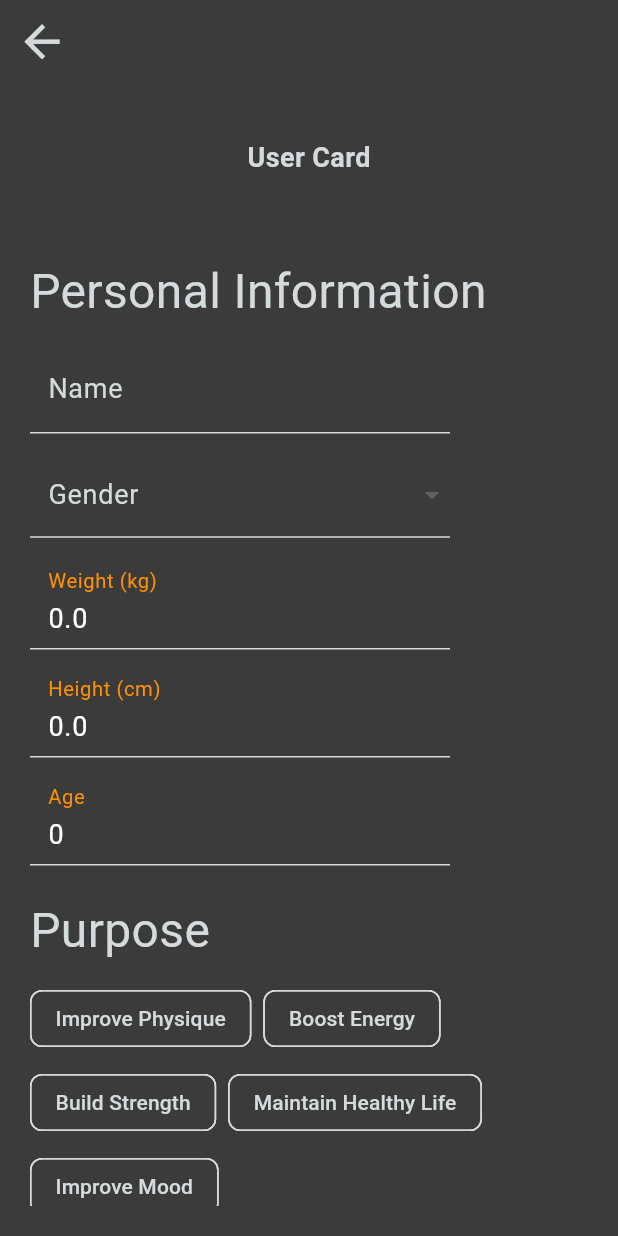
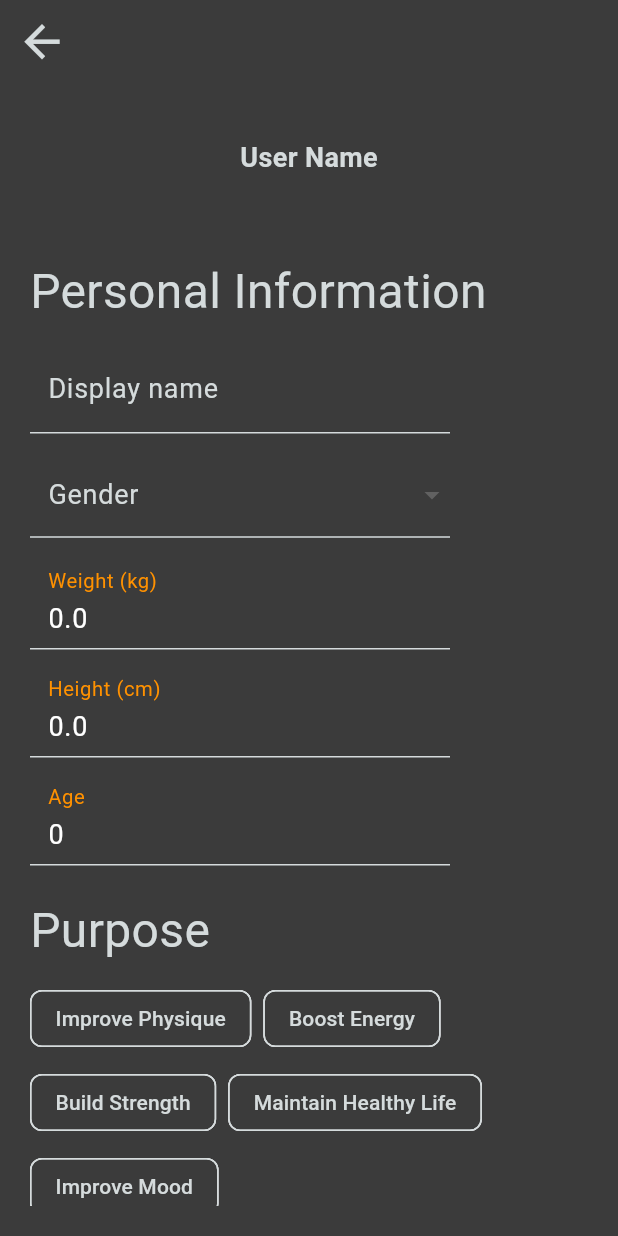
Before and after one commit to PercyChang18/csen268_project, a Flutter app: the PersonalInfoPage screen opened by its route, on a phone screen of 412 x 824 dp. Run offline on Flutter 3.47's test engine with Material 3 defaults, Android fonts, the phone set to English and light mode, and no system bars; our stand-ins replace bloc, cloud_firestore, firebase_auth, firebase_core, firebase_messaging, flutter_bloc and 4 more; missing offline and left inert: firebase_app_installations, firebase_ui_auth; accounts and stored records are empty.

Commit message:
update name const

```diff
--- a/lib/pages/personal_info_page.dart
+++ b/lib/pages/personal_info_page.dart
@@ -37,7 +37,7 @@ class _PersonalInfoPageState extends State<PersonalInfoPage> {
   ];
 
   // Text editing controllers for the form fields
-  late final TextEditingController _nameController; // ADD THIS
+  late final TextEditingController _nameController;
   late final TextEditingController _weightController;
   late final TextEditingController _heightController;
   late final TextEditingController _ageController;
@@ -73,7 +73,7 @@ class _PersonalInfoPageState extends State<PersonalInfoPage> {
       if (userDoc.exists && userDoc.data() != null) {
         setState(() {
           _userProfile = UserProfile.fromFireStore(userDoc, null);
-          _nameController.text = _userProfile.name ?? ''; // ADD THIS
+          _nameController.text = _userProfile.name ?? '';
           _weightController.text = _userProfile.weight?.toString() ?? '';
           _heightController.text = _userProfile.height?.toString() ?? '';
           _ageController.text = _userProfile.age?.toString() ?? '';
@@ -119,12 +119,11 @@ class _PersonalInfoPageState extends State<PersonalInfoPage> {
                     mainAxisAlignment: MainAxisAlignment.center,
                     children: [
                       // This Text widget can now listen to the controller for real-time updates if you want
-                      // For simplicity, we'll leave it, but the editable field below is the main focus.
                       ValueListenableBuilder<TextEditingValue>(
                         valueListenable: _nameController,
                         builder: (context, value, child) {
                           return Text(
-                            value.text.isNotEmpty ? value.text : 'User Card',
+                            value.text.isNotEmpty ? value.text : 'User Name',
                             style: const TextStyle(
                               fontSize: 18,
                               fontWeight: FontWeight.bold,
@@ -151,7 +150,7 @@ class _PersonalInfoPageState extends State<PersonalInfoPage> {
                       style: TextStyle(fontSize: 32),
                     ),
                     const SizedBox(height: 12),
-                    // START: ADD NAME TEXTFORMFIELD
+                    // Name
                     SizedBox(
                       width: 280,
                       height: 60,
@@ -160,11 +159,13 @@ class _PersonalInfoPageState extends State<PersonalInfoPage> {
                         keyboardType: TextInputType.name,
                         inputFormatters: [
                           FilteringTextInputFormatter.allow(
-                            RegExp(r'[a-zA-Z\s]'),
+                            RegExp(r'[0-9a-zA-Z\s]'),
                           ),
                         ],
                         style: const TextStyle(color: Colors.white),
-                        decoration: const InputDecoration(labelText: 'Name'),
+                        decoration: const InputDecoration(
+                          labelText: 'Display name',
+                        ),
                         validator: (value) {
                           if (value == null || value.isEmpty) {
                             return 'Please enter your name';
@@ -176,7 +177,6 @@ class _PersonalInfoPageState extends State<PersonalInfoPage> {
                         },
                       ),
                     ),
-                    // END: ADD NAME TEXTFORMFIELD
                     const SizedBox(height: 12),
                     // Gender
                     SizedBox(
--- a/lib/pages/welcome_page.dart
+++ b/lib/pages/welcome_page.dart
@@ -98,7 +98,7 @@ class _WelcomePageState extends State<WelcomePage> {
                         keyboardType: TextInputType.name,
                         inputFormatters: [
                           FilteringTextInputFormatter.allow(
-                            RegExp(r'[a-zA-Z\s]'),
+                            RegExp(r'[0-9a-zA-Z\s]'),
                           ),
                         ],
                         style: const TextStyle(color: Colors.white),
```
